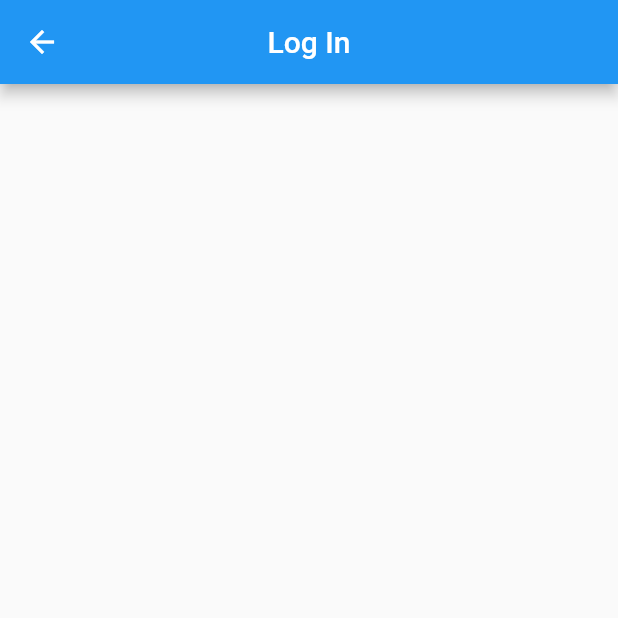
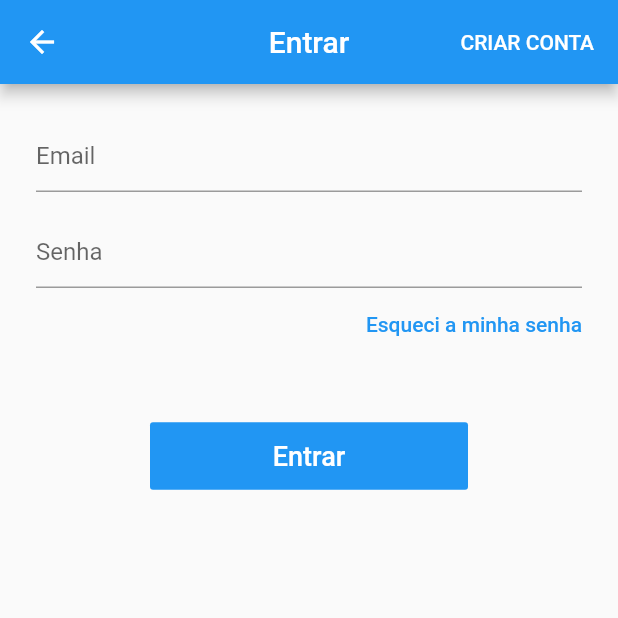
Before and after one commit to KlebersonToro/Projeto-de-Pesquisa-Port-IFRJ, a Flutter app: the LoginScreen screen opened directly, on a phone screen of 412 x 824 dp, the top half of it. Run offline on Flutter 3.47's test engine with Material 2 defaults, Android fonts, the phone set to English and light mode, and no system bars; our stand-ins replace cloud_firestore, firebase_auth; accounts and stored records are empty; statements that could not run were skipped.

Commit message:
LoginScreen e configuracoes de gerenciamento de telas

```diff
--- a/app_pesquisa/lib/base.dart
+++ b/app_pesquisa/lib/base.dart
@@ -1,6 +1,8 @@
 import 'package:flutter/material.dart';
 import 'package:provider/provider.dart';
 import 'package:test_port/models/page_manager.dart';
+import 'package:test_port/screens/home/home_screen.dart';
+import 'package:test_port/screens/login/login_screen.dart';
 
 class BaseScreen extends StatelessWidget {
 
@@ -14,6 +16,7 @@ class BaseScreen extends StatelessWidget {
           controller: pageController,
           physics: const NeverScrollableScrollPhysics(),
           children: <Widget>[
+            HomeScreen(),
             //? Colocar aqui as Telas que serão navegadas no Drawer
           ],
         ),
--- a/app_pesquisa/lib/models/user.dart
+++ b/app_pesquisa/lib/models/user.dart
@@ -1,6 +1,9 @@
 import 'package:cloud_firestore/cloud_firestore.dart';
 
 class User {
+
+  User({this.id,this.name,this.email,this.password});
+
   User.fromDocument(DocumentSnapshot doc) {
     id = doc.documentID;
     name = doc.data['nome'] as String;
@@ -21,5 +24,5 @@ class User {
     };
   }
 
-  String id, name, email, senha, senhaConfere;
+  String id, name, email, password, passwordConf;
 }
--- a/app_pesquisa/lib/models/user_manager.dart
+++ b/app_pesquisa/lib/models/user_manager.dart
@@ -24,7 +24,7 @@ class UserManager extends ChangeNotifier {
     loading = true;
     try {
       final AuthResult result = await auth.signInWithEmailAndPassword(
-          email: user.email, password: user.senha);
+          email: user.email, password: user.password);
 
       await _loadCurrentUser(firebaseUser: result.user);
 
--- a/app_pesquisa/lib/screens/login/login_screen.dart
+++ b/app_pesquisa/lib/screens/login/login_screen.dart
@@ -1,14 +1,129 @@
 import 'package:flutter/material.dart';
+import 'package:provider/provider.dart';
+import 'package:test_port/helpers/validators.dart';
+import 'package:test_port/models/page_manager.dart';
+import 'package:test_port/models/user.dart';
+import 'package:test_port/models/user_manager.dart';
 
 class LoginScreen extends StatelessWidget {
+
+  final GlobalKey<FormState> formKey = GlobalKey<FormState>();
+  final GlobalKey<ScaffoldState> scaffoldKey = GlobalKey<ScaffoldState>();
+  final TextEditingController emailController = TextEditingController();
+  final TextEditingController senhaController = TextEditingController();
+
   @override
   Widget build(BuildContext context) {
     return Scaffold(
+      key: scaffoldKey,
       appBar: AppBar(
-        title: Text('Log In'),
+        title: Text("Entrar"),
         centerTitle: true,
+        actions: <Widget>[
+          FlatButton(
+            child: const Text("CRIAR CONTA", style: TextStyle(color: Colors.white),),
+            onPressed: (){
+              Navigator.of(context).pushNamed('/signup');
+            },
+          )
+        ],
       ),
-      body: Container(),
+      body: Form(
+          key: formKey,
+          child: Consumer<UserManager>(
+            builder: (_, userManager, __){
+              return ListView(
+            children: <Widget>[
+              //? Login com Email e Senha
+              Container(
+                margin: EdgeInsets.all(24),
+                child: Column(
+                  children: <Widget>[
+
+                    TextFormField(
+                      controller: emailController,
+                      enabled: !userManager.loading,
+                      decoration: InputDecoration(hintText: "Email"),
+                      keyboardType: TextInputType.emailAddress,
+                      autocorrect: false,
+                      validator: (email){
+                        if(!emailValid(email))
+                          return "Email Inválido";
+                        return null;
+                      },
+                    ),
+
+                    SizedBox(height: 16,),
+
+                    TextFormField(
+                      controller: senhaController,
+                      enabled: !userManager.loading,
+                      decoration: InputDecoration(hintText: "Senha"),
+                      autocorrect: false,
+                      obscureText: true,
+                      validator: (senha){
+                        if(senha.isEmpty)
+                          return "Senha Inválida";
+                        else if(senha.length < 6)
+                          return "Senha Inválida, muito curta";
+                        return null;
+                      },
+                    ),
+
+                    Align(
+                      alignment: Alignment.centerRight,
+                      child: FlatButton(
+                        child: Text("Esqueci a minha senha", style: TextStyle(color: Theme.of(context).primaryColor),),
+                        padding: EdgeInsets.zero,
+                        onPressed: (){},
+                      ),
+                    )
+
+                  ],
+                ),
+              ),
+              SizedBox(height: 16,),
+              Container(
+                margin: EdgeInsets.only(right: 100, left: 100),
+                //padding: EdgeInsets.all(32),
+                child: FlatButton(
+                  padding: EdgeInsets.only(top: 12, bottom: 12),
+                  color: Theme.of(context).primaryColor,
+                  disabledColor: Theme.of(context).primaryColor.withAlpha(100),
+                  child: userManager.loading ? CircularProgressIndicator(valueColor: AlwaysStoppedAnimation(Colors.white)) :
+                  const Text("Entrar", style: TextStyle(color: Colors.white, fontSize: 18),),
+                  onPressed: userManager.loading ? null : (){
+                    if(formKey.currentState.validate()){
+                      userManager.signIn(
+                        user: User(
+                          email: emailController.text,
+                          password: senhaController.text
+                        ),
+
+                        onFail: (e){
+                          scaffoldKey.currentState.showSnackBar(
+                            SnackBar(
+                              content: Text("Falha ao entrar: $e"),
+                              backgroundColor: Colors.red,
+                            )
+                          );
+                        },
+
+                        onSuccess: (){
+                          context.read<PageManager>().setPage(1);
+                        }
+
+                      );
+                    }
+                  },
+                ),
+              )
+              //? Botoes de login (Google e Facebook)
+            ],
+        );
+            },
+          ),
+      ),
     );
   }
 }
```
Also changed, not shown: app_pesquisa/lib/main.dart (+17 -2 lines), app_pesquisa/lib/screens/signup/signup_screen.dart (added, +10 -0 lines), app_pesquisa/lib/widgets/CustomDrawer/custom_drawer.dart (+22 -5 lines).
